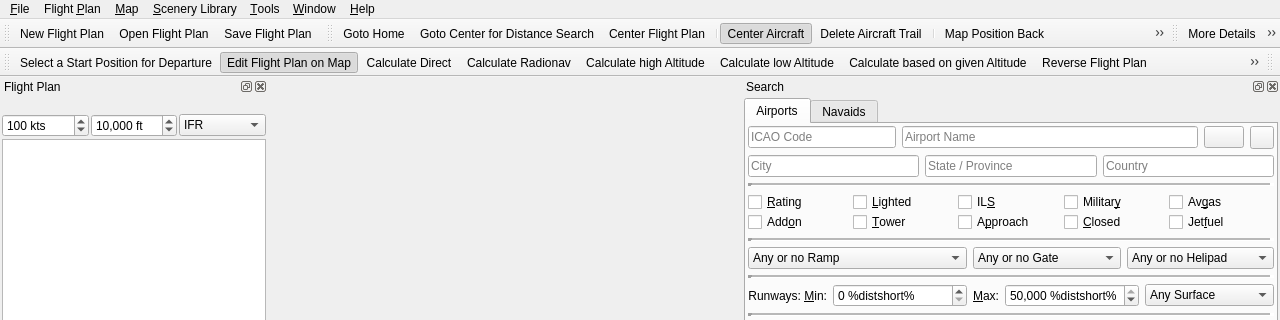
Before: the Qt Designer form src/gui/mainwindow.ui in albar965/littlenavmap, drawn with Qt 5; both pictures show x 0 to 1280 and y 0 to 320 of the 1280 by 900 pixel window.
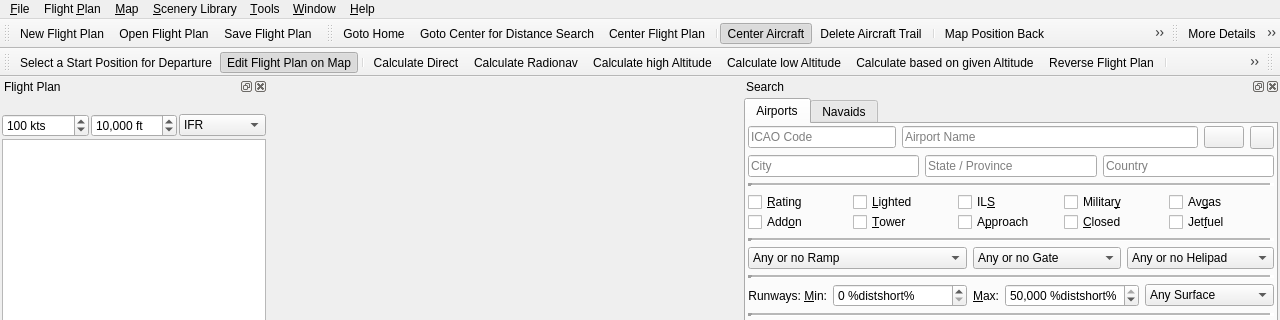
After: the same form once the commit is applied. Icons and pictures are not drawn.

What changed in the file:
```diff
--- a/src/gui/mainwindow.ui
+++ b/src/gui/mainwindow.ui
@@ -2550,12 +2550,14 @@
    </attribute>
    <addaction name="actionRouteSelectParking"/>
    <addaction name="actionRouteEditMode"/>
+   <addaction name="separator"/>
    <addaction name="actionRouteCalcDirect"/>
    <addaction name="actionRouteCalcRadionav"/>
    <addaction name="actionRouteCalcHighAlt"/>
    <addaction name="actionRouteCalcLowAlt"/>
    <addaction name="actionRouteCalcSetAlt"/>
    <addaction name="actionRouteReverse"/>
+   <addaction name="separator"/>
    <addaction name="actionRouteAdjustAltitude"/>
   </widget>
   <widget class="QDockWidget" name="dockWidgetElevation">
```
Left out of the diff: 3 changed lines with no effect on the pictures.
